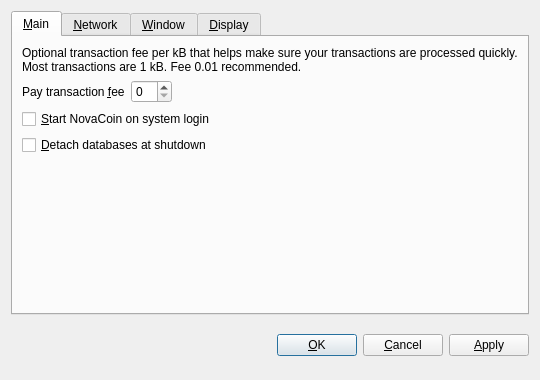
Old version of the form src/qt/forms/optionsdialog.ui in the repository mcastillo0724/novacoin.
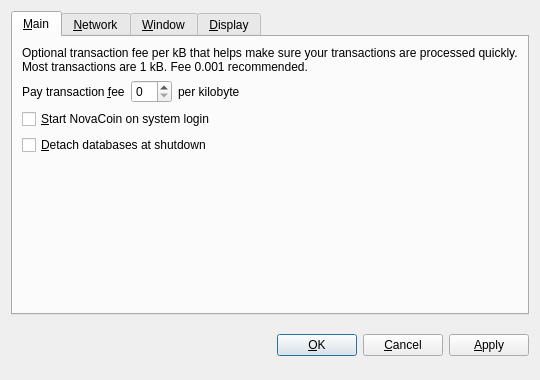
New version of the form. Custom widgets are drawn as their Qt base class.

Commit message: improve appearance of optionsdialog

What changed in the file:
```diff
--- a/src/qt/forms/optionsdialog.ui
+++ b/src/qt/forms/optionsdialog.ui
@@ -33,7 +33,7 @@
        <item>
         <widget class="QLabel" name="transactionFeeInfoLabel">
          <property name="text">
-          <string>Optional transaction fee per kB that helps make sure your transactions are processed quickly. Most transactions are 1 kB. Fee 0.01 recommended.</string>
+          <string>Optional transaction fee per kB that helps make sure your transactions are processed quickly. Most transactions are 1 kB. Fee 0.001 recommended.</string>
          </property>
          <property name="textFormat">
           <enum>Qt::PlainText</enum>
@@ -61,6 +61,13 @@
          <item>
           <widget class="BitcoinAmountField" name="transactionFee"/>
          </item>
+         <item>
+          <widget class="QLabel" name="label">
+           <property name="text">
+            <string>per kilobyte</string>
+           </property>
+          </widget>
+         </item>
          <item>
           <spacer name="horizontalSpacer_Main">
            <property name="orientation">
@@ -103,8 +110,8 @@
          </property>
          <property name="sizeHint" stdset="0">
           <size>
-           <width>20</width>
-           <height>40</height>
+           <width>17</width>
+           <height>153</height>
           </size>
          </property>
         </spacer>
```
The commit also changes 1 other file.
